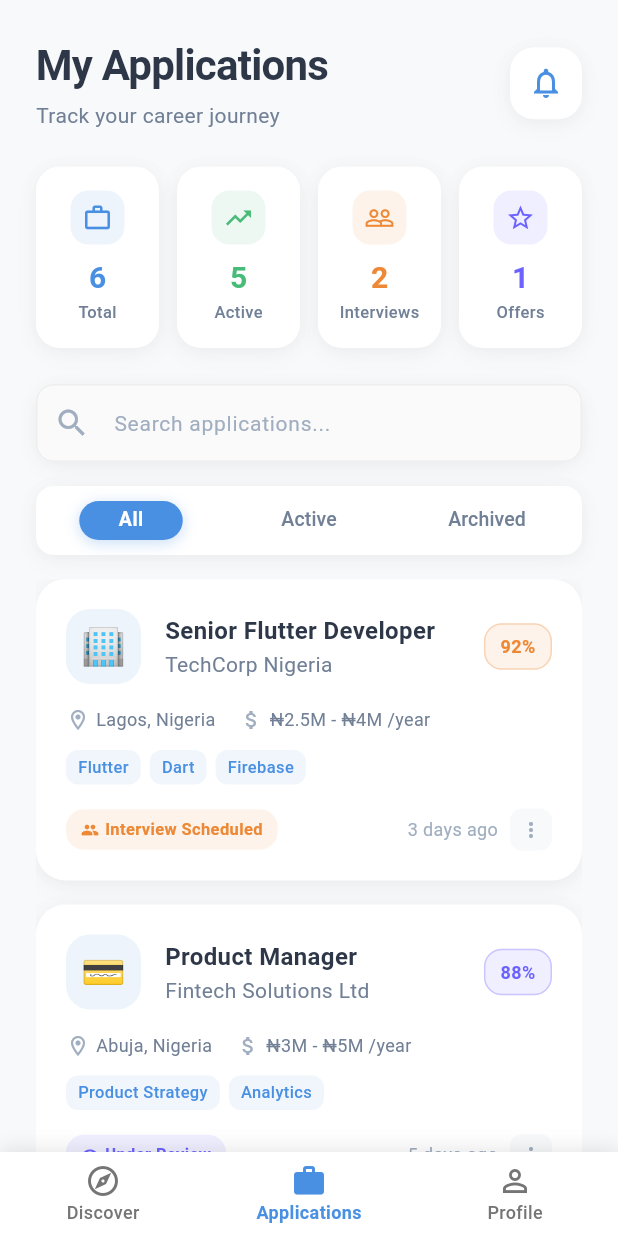
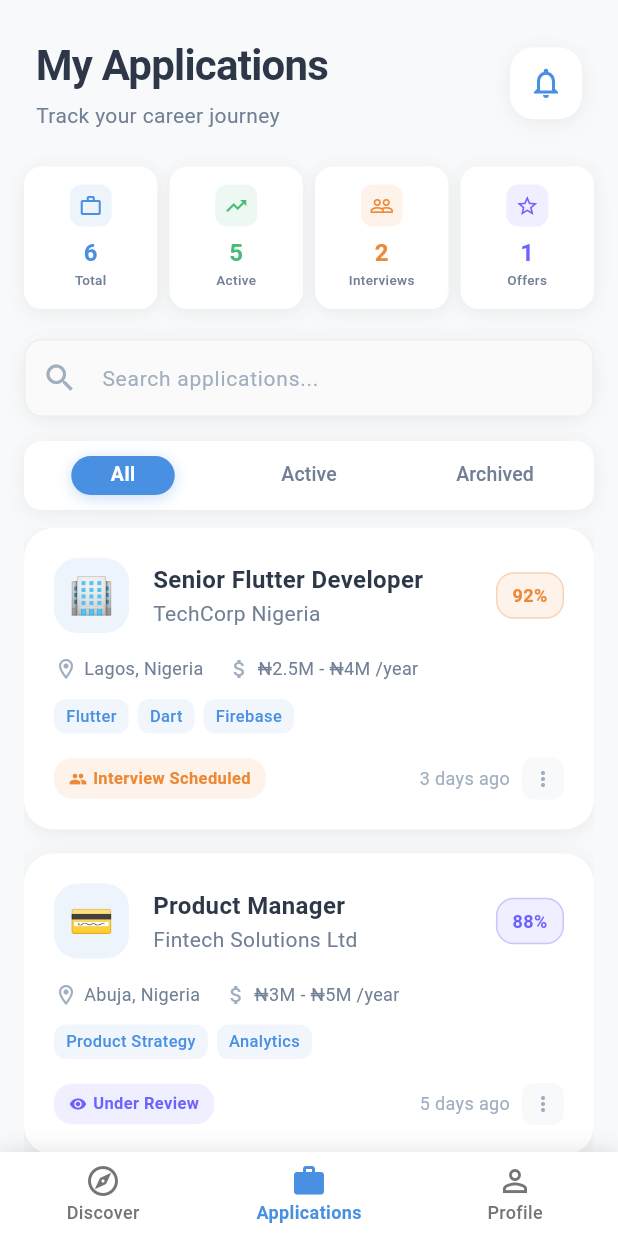
Before and after one commit to Kellytomi/hustlematch, a Flutter app: the TrackerScreen screen opened by its route, on a phone screen of 412 x 824 dp. Run offline on Flutter 3.47's test engine with Material 3 defaults, Android fonts, the phone set to English and light mode, and no system bars; drawn by our look-alikes of flutter_animate; our stand-ins replace flutter_riverpod, go_router, hive_flutter, shared_preferences; accounts and stored records are empty.

Commit message:
Refactor UI components across TrackerScreen, DiscoveryScreen, and ProfileScreen to utilize responsive design. Implement responsive padding, margins, and sizes for improved layout on various devices. Add short labels for small screens in TrackerScreen.

```diff
--- /dev/null
+++ b/lib/core/utils/responsive.dart
@@ -0,0 +1,258 @@
+import 'package:flutter/material.dart';
+
+/// Responsive utility class for adaptive UI design across all screen sizes.
+///
+/// Handles everything from iPhone SE (375px) to iPad Pro (1366px) and beyond.
+/// Provides breakpoints, adaptive sizing, and device-specific optimizations.
+class Responsive {
+  static const double _mobileBreakpoint = 600;
+  static const double _tabletBreakpoint = 900;
+  static const double _desktopBreakpoint = 1200;
+
+  // Screen size categories
+  static const double _smallMobileWidth = 375; // iPhone SE, small Android
+  static const double _mediumMobileWidth = 390; // iPhone 12/13/14
+  static const double _largeMobileWidth = 430; // iPhone Pro Max
+  static const double _smallTabletWidth = 768; // iPad Mini
+  static const double _largeTabletWidth = 1024; // iPad Pro
+
+  /// Gets the current screen width
+  static double screenWidth(BuildContext context) {
+    return MediaQuery.of(context).size.width;
+  }
+
+  /// Gets the current screen height
+  static double screenHeight(BuildContext context) {
+    return MediaQuery.of(context).size.height;
+  }
+
+  /// Determines if device is mobile (< 600px)
+  static bool isMobile(BuildContext context) {
+    return screenWidth(context) < _mobileBreakpoint;
+  }
+
+  /// Determines if device is tablet (600px - 900px)
+  static bool isTablet(BuildContext context) {
+    final width = screenWidth(context);
+    return width >= _mobileBreakpoint && width < _tabletBreakpoint;
+  }
+
+  /// Determines if device is desktop (> 900px)
+  static bool isDesktop(BuildContext context) {
+    return screenWidth(context) >= _tabletBreakpoint;
+  }
+
+  /// Determines if device is small mobile (< 375px)
+  static bool isSmallMobile(BuildContext context) {
+    return screenWidth(context) <= _smallMobileWidth;
+  }
+
+  /// Determines if device is large mobile (> 400px)
+  static bool isLargeMobile(BuildContext context) {
+    final width = screenWidth(context);
+    return width > 400 && width < _mobileBreakpoint;
+  }
+
+  /// Returns adaptive value based on screen size
+  ///
+  /// Example: Responsive.value(context, mobile: 16, tablet: 24, desktop: 32)
+  static T value<T>(
+    BuildContext context, {
+    required T mobile,
+    T? tablet,
+    T? desktop,
+  }) {
+    if (isDesktop(context) && desktop != null) return desktop;
+    if (isTablet(context) && tablet != null) return tablet;
+    return mobile;
+  }
+
+  /// Returns adaptive padding based on screen size
+  static EdgeInsets padding(
+    BuildContext context, {
+    double? mobile,
+    double? tablet,
+    double? desktop,
+  }) {
+    final size = value(
+      context,
+      mobile: mobile ?? 16,
+      tablet: tablet ?? 24,
+      desktop: desktop ?? 32,
+    );
+    return EdgeInsets.all(size);
+  }
+
+  /// Returns adaptive horizontal padding
+  static EdgeInsets horizontalPadding(
+    BuildContext context, {
+    double? mobile,
+    double? tablet,
+    double? desktop,
+  }) {
+    final size = value(
+      context,
+      mobile: mobile ?? 24,
+      tablet: tablet ?? 32,
+      desktop: desktop ?? 48,
+    );
+    return EdgeInsets.symmetric(horizontal: size);
+  }
+
+  /// Returns adaptive font size
+  static double fontSize(
+    BuildContext context, {
+    required double mobile,
+    double? tablet,
+    double? desktop,
+  }) {
+    return value(
+      context,
+      mobile: mobile,
+      tablet: tablet ?? mobile * 1.2,
+      desktop: desktop ?? mobile * 1.4,
+    );
+  }
+
+  /// Returns adaptive width based on percentage of screen
+  static double widthPercent(BuildContext context, double percent) {
+    return screenWidth(context) * (percent / 100);
+  }
+
+  /// Returns adaptive height based on percentage of screen
+  static double heightPercent(BuildContext context, double percent) {
+    return screenHeight(context) * (percent / 100);
+  }
+
+  /// Returns adaptive spacing between elements
+  static double spacing(
+    BuildContext context, {
+    double? mobile,
+    double? tablet,
+    double? desktop,
+  }) {
+    return value(
+      context,
+      mobile: mobile ?? 8,
+      tablet: tablet ?? 12,
+      desktop: desktop ?? 16,
+    );
+  }
+
+  /// Returns adaptive card border radius
+  static double borderRadius(
+    BuildContext context, {
+    double? mobile,
+    double? tablet,
+    double? desktop,
+  }) {
+    return value(
+      context,
+      mobile: mobile ?? 16,
+      tablet: tablet ?? 20,
+      desktop: desktop ?? 24,
+    );
+  }
+
+  /// Returns adaptive icon size
+  static double iconSize(
+    BuildContext context, {
+    required double mobile,
+    double? tablet,
+    double? desktop,
+  }) {
+    return value(
+      context,
+      mobile: mobile,
+      tablet: tablet ?? mobile * 1.2,
+      desktop: desktop ?? mobile * 1.4,
+    );
+  }
+
+  /// Returns adaptive button height
+  static double buttonHeight(BuildContext context) {
+    return value(
+      context,
+      mobile: 48,
+      tablet: 56,
+      desktop: 64,
+    );
+  }
+
+  /// Returns adaptive app bar height
+  static double appBarHeight(BuildContext context) {
+    return value(
+      context,
+      mobile: 56,
+      tablet: 64,
+      desktop: 72,
+    );
+  }
+
+  /// Returns adaptive grid columns for responsive grids
+  static int gridColumns(BuildContext context) {
+    return value(
+      context,
+      mobile: 2,
+      tablet: 3,
+      desktop: 4,
+    );
+  }
+
+  /// Returns adaptive tab width for responsive tab bars
+  static double tabWidth(BuildContext context) {
+    final screenW = screenWidth(context);
+    if (screenW <= 350) return 60; // Very small devices (iPhone SE in landscape, old Android)
+    if (isSmallMobile(context)) return 68;
+    if (screenW < 400) return 75;
+    if (isLargeMobile(context)) return 85;
+    if (isTablet(context)) return 100;
+    return 120; // Desktop
+  }
+
+  /// Returns adaptive stamp size for swipe interactions
+  static double stampSize(BuildContext context) {
+    return value(
+      context,
+      mobile: isSmallMobile(context) ? 100 : 120,
+      tablet: 140,
+      desktop: 160,
+    );
+  }
+
+  /// Returns adaptive job card height
+  static double jobCardHeight(BuildContext context) {
+    return screenHeight(context) * value(
+      context,
+      mobile: 0.75,
+      tablet: 0.7,
+      desktop: 0.65,
+    );
+  }
+
+  /// Returns adaptive profile avatar size
+  static double avatarSize(BuildContext context) {
+    return value(
+      context,
+      mobile: isSmallMobile(context) ? 80 : 100,
+      tablet: 120,
+      desktop: 140,
+    );
+  }
+
+  /// Returns adaptive max content width for large screens
+  static double maxContentWidth(BuildContext context) {
+    return value(
+      context,
+      mobile: double.infinity,
+      tablet: 800,
+      desktop: 1200,
+    );
+  }
+
+  /// Returns whether to use horizontal layout (for tablets in landscape)
+  static bool useHorizontalLayout(BuildContext context) {
+    final size = MediaQuery.of(context).size;
+    return size.width > size.height && size.width > 600;
+  }
+}
--- a/lib/features/application_tracker/presentation/screens/tracker_screen.dart
+++ b/lib/features/application_tracker/presentation/screens/tracker_screen.dart
@@ -2,6 +2,7 @@ import 'package:flutter/material.dart';
 import 'package:flutter_riverpod/flutter_riverpod.dart';
 import 'package:flutter_animate/flutter_animate.dart';
 import '../../../../core/theme/app_theme.dart';
+import '../../../../core/utils/responsive.dart';
 import '../../../../data/models/job.dart';
 
 /// Represents the status of a job application.
@@ -298,7 +299,12 @@ class _TrackerScreenState extends ConsumerState<TrackerScreen>
   /// Builds the modern header section.
   Widget _buildModernHeader() {
     return Container(
-      padding: const EdgeInsets.fromLTRB(24, 24, 24, 16),
+      padding: EdgeInsets.fromLTRB(
+        Responsive.value(context, mobile: 24, tablet: 32, desktop: 48),
+        Responsive.value(context, mobile: 24, tablet: 32, desktop: 40),
+        Responsive.value(context, mobile: 24, tablet: 32, desktop: 48),
+        16,
+      ),
       child: Row(
         children: [
           Expanded(
@@ -345,58 +351,95 @@ class _TrackerScreenState extends ConsumerState<TrackerScreen>
     final stats = _calculateStats(applications);
 
     return Container(
-      margin: const EdgeInsets.symmetric(horizontal: 24, vertical: 8),
+      margin: EdgeInsets.symmetric(
+        horizontal: Responsive.value(context, mobile: 16, tablet: 24, desktop: 32),
+        vertical: 8,
+      ),
       child: Row(
         children: [
           _buildStatCard('Total', stats['total'].toString(), Icons.work_outline, AppTheme.primaryColor),
-          const SizedBox(width: 12),
+          SizedBox(width: Responsive.spacing(context, mobile: 8, tablet: 12, desktop: 16)),
           _buildStatCard('Active', stats['active'].toString(), Icons.trending_up, AppTheme.successColor),
-          const SizedBox(width: 12),
+          SizedBox(width: Responsive.spacing(context, mobile: 8, tablet: 12, desktop: 16)),
           _buildStatCard('Interviews', stats['interviews'].toString(), Icons.people_outline, AppTheme.warningColor),
-          const SizedBox(width: 12),
+          SizedBox(width: Responsive.spacing(context, mobile: 8, tablet: 12, desktop: 16)),
           _buildStatCard('Offers', stats['offers'].toString(), Icons.star_outline, AppTheme.secondaryColor),
         ],
       ),
     ).animate().scale(begin: const Offset(0.9, 0.9), duration: 600.ms, curve: Curves.easeOut);
   }
 
+  /// Returns shorter labels for small devices
+  String _getShortLabel(String label) {
+    if (!Responsive.isSmallMobile(context)) return label;
+
+    switch (label) {
+      case 'Interviews':
+        return 'Intrvws';
+      case 'Total':
+        return 'Total';
+      case 'Active':
+        return 'Active';
+      case 'Offers':
+        return 'Offers';
+      default:
+        return label;
+    }
+  }
+
   /// Builds individual compact stat cards.
   Widget _buildStatCard(String label, String value, IconData icon, Color color) {
     return Expanded(
       child: Container(
-        padding: const EdgeInsets.symmetric(vertical: 16, horizontal: 12),
+        padding: EdgeInsets.symmetric(
+          vertical: Responsive.value(context, mobile: 12, tablet: 16, desktop: 20),
+          horizontal: Responsive.value(context, mobile: 6, tablet: 12, desktop: 16),
+        ),
         decoration: BoxDecoration(
           color: Colors.white,
-          borderRadius: BorderRadius.circular(16),
+          borderRadius: BorderRadius.circular(
+            Responsive.borderRadius(context, mobile: 12, tablet: 16, desktop: 20),
+          ),
           boxShadow: AppTheme.cardShadow,
         ),
         child: Column(
           children: [
             Container(
-              padding: const EdgeInsets.all(8),
+              padding: EdgeInsets.all(
+                Responsive.value(context, mobile: 6, tablet: 8, desktop: 10),
+              ),
               decoration: BoxDecoration(
                 color: color.withOpacity(0.1),
-                borderRadius: BorderRadius.circular(12),
+                borderRadius: BorderRadius.circular(
+                  Responsive.value(context, mobile: 8, tablet: 10, desktop: 12),
+                ),
               ),
-              child: Icon(icon, color: color, size: 20),
+              child: Icon(
+                icon,
+                color: color,
+                size: Responsive.iconSize(context, mobile: 16, tablet: 20, desktop: 24),
+              ),
             ),
-            const SizedBox(height: 8),
+            SizedBox(height: Responsive.value(context, mobile: 6, tablet: 8, desktop: 10)),
             Text(
               value,
               style: TextStyle(
-                fontSize: 20,
+                fontSize: Responsive.fontSize(context, mobile: 16, tablet: 18, desktop: 22),
                 fontWeight: FontWeight.bold,
                 color: color,
               ),
             ),
-            const SizedBox(height: 2),
+            SizedBox(height: Responsive.value(context, mobile: 2, tablet: 3, desktop: 4)),
             Text(
-              label,
+              _getShortLabel(label),
               style: TextStyle(
-                fontSize: 11,
+                fontSize: Responsive.fontSize(context, mobile: 9, tablet: 11, desktop: 13),
                 color: AppTheme.textSecondary,
                 fontWeight: FontWeight.w500,
               ),
+              textAlign: TextAlign.center,
+              maxLines: 1,
+              overflow: TextOverflow.ellipsis,
             ),
           ],
         ),
@@ -407,7 +450,10 @@ class _TrackerScreenState extends ConsumerState<TrackerScreen>
   /// Builds the search bar and tab navigation.
   Widget _buildSearchAndTabs() {
     return Container(
-      margin: const EdgeInsets.symmetric(horizontal: 24, vertical: 16),
+      margin: EdgeInsets.symmetric(
+        horizontal: Responsive.value(context, mobile: 16, tablet: 24, desktop: 32),
+        vertical: Responsive.value(context, mobile: 12, tablet: 16, desktop: 20),
+      ),
       child: Column(
         children: [
           // Search Bar
@@ -498,22 +544,26 @@ class _TrackerScreenState extends ConsumerState<TrackerScreen>
               overlayColor: WidgetStateProperty.all(Colors.transparent),
               tabs: [
                 Container(
-                  width: 85,
-                  height: 36,
+                  width: Responsive.tabWidth(context),
+                  height: Responsive.value(context, mobile: 36, tablet: 42, desktop: 48),
                   alignment: Alignment.center,
                   child: const Text('All'),
                 ),
                 Container(
-                  width: 85,
-                  height: 36,
+                  width: Responsive.tabWidth(context),
+                  height: Responsive.value(context, mobile: 36, tablet: 42, desktop: 48),
                   alignment: Alignment.center,
                   child: const Text('Active'),
                 ),
                 Container(
-                  width: 85,
-                  height: 36,
+                  width: Responsive.tabWidth(context),
+                  height: Responsive.value(context, mobile: 36, tablet: 42, desktop: 48),
                   alignment: Alignment.center,
-                  child: const Text('Archived'),
+                  child: Text(
+                    Responsive.isSmallMobile(context) ? 'Archive' : 'Archived',
+                    style: const TextStyle(fontSize: 13),
+                    overflow: TextOverflow.ellipsis,
+                  ),
                 ),
               ],
             ),
@@ -530,7 +580,9 @@ class _TrackerScreenState extends ConsumerState<TrackerScreen>
     }
 
     return Container(
-      margin: const EdgeInsets.symmetric(horizontal: 24),
+      margin: EdgeInsets.symmetric(
+        horizontal: Responsive.value(context, mobile: 16, tablet: 24, desktop: 32),
+      ),
       child: TabBarView(
         controller: _tabController,
         children: [
@@ -589,16 +641,20 @@ class _TrackerScreenState extends ConsumerState<TrackerScreen>
                 Row(
                   children: [
                     Container(
-                      width: 50,
-                      height: 50,
+                      width: Responsive.value(context, mobile: 50, tablet: 60, desktop: 70),
+                      height: Responsive.value(context, mobile: 50, tablet: 60, desktop: 70),
                       decoration: BoxDecoration(
                         color: AppTheme.primaryColor.withOpacity(0.1),
-                        borderRadius: BorderRadius.circular(16),
+                        borderRadius: BorderRadius.circular(
+                          Responsive.value(context, mobile: 16, tablet: 20, desktop: 24),
+                        ),
                       ),
                       child: Center(
                         child: Text(
                           application.companyLogo,
-                          style: const TextStyle(fontSize: 24),
+                          style: TextStyle(
+                            fontSize: Responsive.value(context, mobile: 24, tablet: 28, desktop: 32),
+                          ),
                         ),
                       ),
                     ),
```
Also changed, not shown: lib/features/job_discovery/presentation/screens/discovery_screen.dart (+10 -4 lines), lib/features/profile/presentation/screens/profile_screen.dart (+23 -11 lines), lib/shared/widgets/responsive_wrapper.dart (added, +79 -0 lines).
